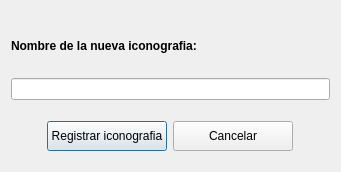
This is regicon.ui in Gabrielnz/pasantia-CIMBUC as Qt 5 draws it before an edit. The edited form follows.
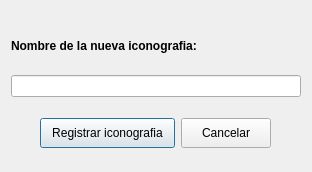
This is the edited form.

Patch:
```diff
--- a/regicon.ui
+++ b/regicon.ui
@@ -6,7 +6,7 @@
    <rect>
     <x>0</x>
     <y>0</y>
-    <width>341</width>
+    <width>312</width>
     <height>172</height>
    </rect>
   </property>
@@ -27,7 +27,7 @@
        <property name="sizeHint" stdset="0">
         <size>
          <width>17</width>
-         <height>10</height>
+         <height>13</height>
         </size>
        </property>
       </spacer>
@@ -94,7 +94,13 @@
         <widget class="QPushButton" name="btnReg">
          <property name="minimumSize">
           <size>
-           <width>120</width>
+           <width>135</width>
+           <height>30</height>
+          </size>
+         </property>
+         <property name="maximumSize">
+          <size>
+           <width>135</width>
            <height>30</height>
           </size>
          </property>
@@ -107,7 +113,13 @@
         <widget class="QPushButton" name="btnCancelar">
          <property name="minimumSize">
           <size>
-           <width>120</width>
+           <width>90</width>
+           <height>30</height>
+          </size>
+         </property>
+         <property name="maximumSize">
+          <size>
+           <width>90</width>
            <height>30</height>
           </size>
          </property>
@@ -142,7 +154,7 @@
        <property name="sizeHint" stdset="0">
         <size>
          <width>17</width>
-         <height>10</height>
+         <height>13</height>
         </size>
        </property>
       </spacer>
```
